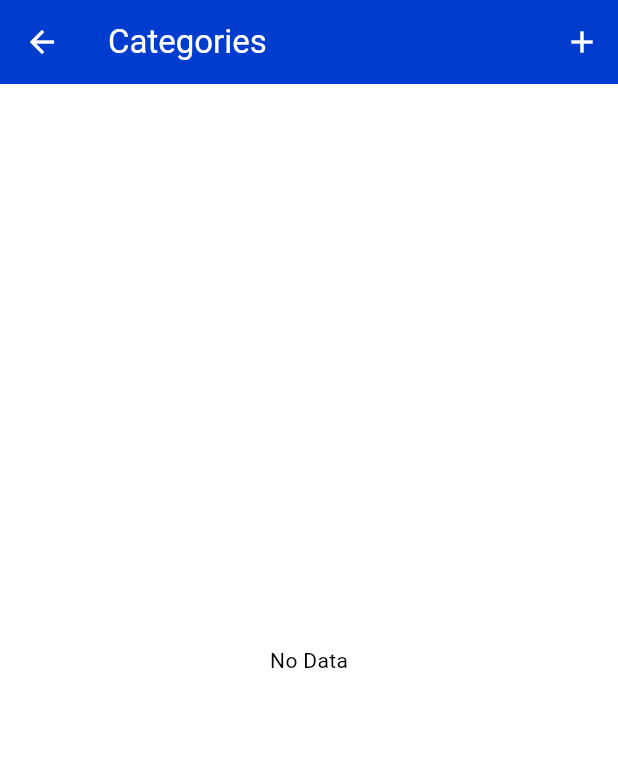
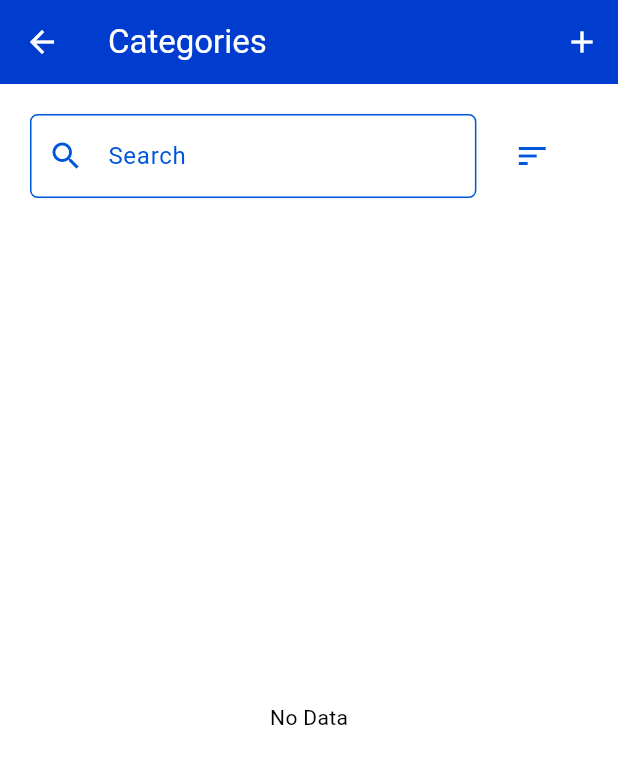
Before and after one commit to enas55/pos, a Flutter app: the CategoryPage screen opened directly, on a phone screen of 412 x 824 dp. Shown: the top 764 px of the screen. Run offline on Flutter 3.47's test engine with Material 3 defaults, Android fonts, the phone set to English and light mode, and no system bars; our stand-ins replace get_it, sqflite, sqflite_common_ffi_web; accounts and stored records are empty.

Commit message:
adding sort in category page

```diff
--- a/lib/pages/category_page.dart
+++ b/lib/pages/category_page.dart
@@ -40,6 +40,7 @@ class _CategoryPageState extends State<CategoryPage> {
       log('>>>>>>>>>>>>>>>>>$data');
     } catch (e) {
       categories = [];
+
       log('Error in get categories : $e');
     }
     setState(() {});
@@ -71,6 +72,78 @@ class _CategoryPageState extends State<CategoryPage> {
       ),
       body: Padding(
         padding: const EdgeInsets.all(20),
+        child: Column(
+          children: [
+            Row(
+              children: [
+                Expanded(
+                  flex: 4,
+                  child: TextFormField(
+                    onChanged: (text) async {
+                      if (text == '') {
+                        await getCategory();
+                        return;
+                      }
+
+                      var sqlHelper = GetIt.I.get<SqlHelper>();
+                      var data = await sqlHelper.db!.rawQuery("""
+                      Select * from categories
+                      where name like '%$text%' or description like '%$text%'
+                      """);
+                      if (data.isNotEmpty) {
+                        categories = [];
+                        for (var item in data) {
+                          categories.add(
+                            CategoryData.fromJson(item),
+                          );
+                        }
+                      } else {
+                        categories = [];
+                      }
+                      setState(() {});
+                    },
+                    decoration: InputDecoration(
+                      label: const Text(
+                        'Search',
+                        style: TextStyle(
+                          color: primary,
+                        ),
+                      ),
+                      prefixIcon: const Icon(
+                        Icons.search,
+                        color: primary,
+                      ),
+                      border: getBorder(),
+                      enabledBorder: getBorder(),
+                      focusedBorder: getBorder().copyWith(
+                        borderSide: BorderSide(
+                          color: primary.shade400,
+                          width: 2,
+                        ),
+                      ),
+                    ),
+                    style: TextStyle(
+                      color: primary[400],
+                    ),
+                  ),
+                ),
+                Expanded(
+                  child: IconButton(
+                    onPressed: () {
+                      sortCategory();
+                    },
+                    icon: const Icon(
+                      Icons.sort,
+                      color: primary,
+                    ),
+                  ),
+                ),
+              ],
+            ),
+            const SizedBox(
+              height: 20,
+            ),
+            Expanded(
               child: categories.isEmpty
                   ? const Center(child: Text('No Data'))
                   : ListView.builder(
@@ -78,6 +151,9 @@ class _CategoryPageState extends State<CategoryPage> {
                       itemBuilder: (context, index) {
                         var res = categories[index];
                         return Card(
+                          shape: RoundedRectangleBorder(
+                            borderRadius: BorderRadius.circular(5),
+                          ),
                           color: primary.shade50,
                           child: Row(
                             children: [
@@ -105,7 +181,7 @@ class _CategoryPageState extends State<CategoryPage> {
                                   children: [
                                     IconButton(
                                       onPressed: () async {
-                                  await onUpdate(res);
+                                        await onUpdateCategory(res);
                                       },
                                       icon: const Icon(
                                         Icons.edit,
@@ -128,6 +204,9 @@ class _CategoryPageState extends State<CategoryPage> {
                           ),
                         );
                       },
+                    ),
+            ),
+          ],
         ),
       ),
     );
@@ -181,7 +260,7 @@ class _CategoryPageState extends State<CategoryPage> {
     }
   }
 
-  Future<void> onUpdate(CategoryData category) async {
+  Future<void> onUpdateCategory(CategoryData category) async {
     var res = await Navigator.push(
       context,
       MaterialPageRoute(
@@ -196,4 +275,16 @@ class _CategoryPageState extends State<CategoryPage> {
       getCategory();
     }
   }
+
+  InputBorder getBorder() {
+    return OutlineInputBorder(
+      borderSide: const BorderSide(color: primary),
+      borderRadius: BorderRadius.circular(5),
+    );
   }
+
+  void sortCategory() {
+    categories.sort((a, b) => a.name!.compareTo(b.name!));
+    setState(() {});
+  }
+}
```
Lines whose indentation alone changed are shown as unchanged.
